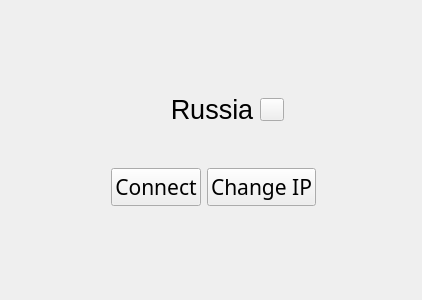
First picture: the form in UI/ui/home.ui, repository lifufkd/InfinityWG-dektop-client, before the edit.
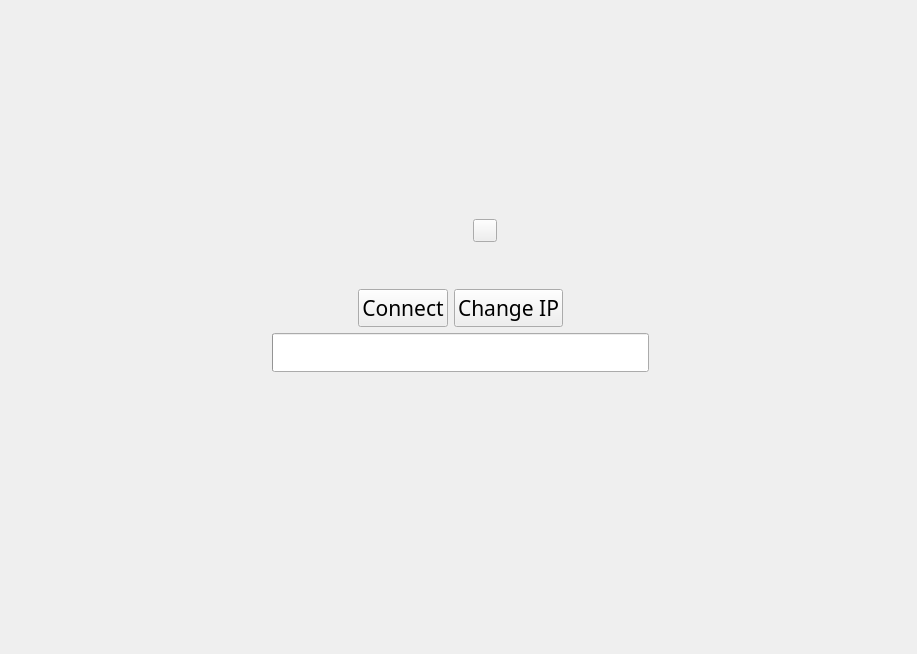
Second picture: the form after the edit. Icons and pictures are not drawn. Custom widgets are drawn as their Qt base class.

Commit message: Add loading task animation. Add incoming and upcoming internet connections.

Patch:
```diff
--- a/UI/ui/home.ui
+++ b/UI/ui/home.ui
@@ -9,15 +9,17 @@
    <rect>
     <x>0</x>
     <y>0</y>
-    <width>418</width>
-    <height>300</height>
+    <width>917</width>
+    <height>654</height>
    </rect>
   </property>
   <property name="windowTitle">
    <string>Form</string>
   </property>
-  <layout class="QHBoxLayout" name="horizontalLayout">
-   <item>
+  <layout class="QGridLayout" name="gridLayout_2">
+   <item row="0" column="0">
+    <layout class="QGridLayout" name="gridLayout">
+     <item row="0" column="0">
     <widget class="CardWidget" name="ConnectionCard">
      <property name="sizePolicy">
       <sizepolicy hsizetype="Expanding" vsizetype="Fixed">
@@ -28,13 +30,13 @@
      <property name="minimumSize">
       <size>
        <width>400</width>
-       <height>250</height>
+         <height>350</height>
       </size>
      </property>
      <property name="maximumSize">
       <size>
-       <width>600</width>
-       <height>600</height>
+         <width>400</width>
+         <height>350</height>
       </size>
      </property>
      <property name="font">
@@ -115,7 +117,7 @@
              </font>
             </property>
             <property name="text">
-             <string>Russia</string>
+               <string/>
             </property>
             <property name="alignment">
              <set>Qt::AlignmentFlag::AlignCenter</set>
@@ -303,6 +305,23 @@
           </item>
          </layout>
         </item>
+          <item>
+           <layout class="QHBoxLayout" name="horizontalLayout_4">
+            <property name="leftMargin">
+             <number>5</number>
+            </property>
+            <item>
+             <widget class="IndeterminateProgressBar" name="progressBar">
+              <property name="enabled">
+               <bool>true</bool>
+              </property>
+              <property name="textVisible">
+               <bool>false</bool>
+              </property>
+             </widget>
+            </item>
+           </layout>
+          </item>
        </layout>
       </item>
       <item>
@@ -318,8 +337,169 @@
         </property>
        </spacer>
       </item>
-     </layout>
-    </widget>
+        <item>
+         <layout class="QVBoxLayout" name="verticalLayout_2">
+          <property name="sizeConstraint">
+           <enum>QLayout::SizeConstraint::SetDefaultConstraint</enum>
+          </property>
+          <item>
+           <layout class="QHBoxLayout" name="horizontalLayout_5">
+            <property name="leftMargin">
+             <number>5</number>
+            </property>
+            <item>
+             <widget class="IconWidget" name="IncomingIcon" native="true">
+              <property name="minimumSize">
+               <size>
+                <width>18</width>
+                <height>18</height>
+               </size>
+              </property>
+              <property name="maximumSize">
+               <size>
+                <width>20</width>
+                <height>20</height>
+               </size>
+              </property>
+              <property name="icon" stdset="0">
+               <iconset>
+                <normaloff>:/images/alarms.png</normaloff>:/images/alarms.png</iconset>
+              </property>
+             </widget>
+            </item>
+            <item>
+             <widget class="BodyLabel" name="IncomingText">
+              <property name="font">
+               <font>
+                <family>Arial</family>
+                <pointsize>18</pointsize>
+               </font>
+              </property>
+              <property name="text">
+               <string/>
+              </property>
+              <property name="alignment">
+               <set>Qt::AlignmentFlag::AlignCenter</set>
+              </property>
+              <property name="wordWrap">
+               <bool>true</bool>
+              </property>
+              <property name="margin">
+               <number>0</number>
+              </property>
+              <property name="lightColor" stdset="0">
+               <color>
+                <red>96</red>
+                <green>96</green>
+                <blue>96</blue>
+               </color>
+              </property>
+              <property name="darkColor" stdset="0">
+               <color>
+                <red>206</red>
+                <green>206</green>
+                <blue>206</blue>
+               </color>
+              </property>
+             </widget>
+            </item>
+            <item>
+             <spacer name="HorizontalSpacerSelectCOuntry_10">
+              <property name="orientation">
+               <enum>Qt::Orientation::Horizontal</enum>
+              </property>
+              <property name="sizeHint" stdset="0">
+               <size>
+                <width>40</width>
+                <height>20</height>
+               </size>
+              </property>
+             </spacer>
+            </item>
+           </layout>
+          </item>
+          <item>
+           <layout class="QHBoxLayout" name="horizontalLayout_6">
+            <property name="leftMargin">
+             <number>5</number>
+            </property>
+            <item>
+             <widget class="IconWidget" name="UpcomingIcon" native="true">
+              <property name="minimumSize">
+               <size>
+                <width>18</width>
+                <height>18</height>
+               </size>
+              </property>
+              <property name="maximumSize">
+               <size>
+                <width>20</width>
+                <height>20</height>
+               </size>
+              </property>
+              <property name="icon" stdset="0">
+               <iconset>
+                <normaloff>:/images/alarms.png</normaloff>:/images/alarms.png</iconset>
+              </property>
+             </widget>
+            </item>
+            <item>
+             <widget class="BodyLabel" name="UpcomingText">
+              <property name="font">
+               <font>
+                <family>Arial</family>
+                <pointsize>18</pointsize>
+               </font>
+              </property>
+              <property name="text">
+               <string/>
+              </property>
+              <property name="alignment">
+               <set>Qt::AlignmentFlag::AlignCenter</set>
+              </property>
+              <property name="wordWrap">
+               <bool>true</bool>
+              </property>
+              <property name="margin">
+               <number>0</number>
+              </property>
+              <property name="lightColor" stdset="0">
+               <color>
+                <red>96</red>
+                <green>96</green>
+                <blue>96</blue>
+               </color>
+              </property>
+              <property name="darkColor" stdset="0">
+               <color>
+                <red>206</red>
+                <green>206</green>
+                <blue>206</blue>
+               </color>
+              </property>
+             </widget>
+            </item>
+            <item>
+             <spacer name="HorizontalSpacerSelectCOuntry_11">
+              <property name="orientation">
+               <enum>Qt::Orientation::Horizontal</enum>
+              </property>
+              <property name="sizeHint" stdset="0">
+               <size>
+                <width>40</width>
+                <height>20</height>
+               </size>
+              </property>
+             </spacer>
+            </item>
+           </layout>
+          </item>
+         </layout>
+        </item>
+       </layout>
+      </widget>
+     </item>
+    </layout>
    </item>
   </layout>
  </widget>
@@ -360,6 +540,11 @@
    <header>qfluentwidgets</header>
    <container>1</container>
   </customwidget>
+  <customwidget>
+   <class>IndeterminateProgressBar</class>
+   <extends>QProgressBar</extends>
+   <header>qfluentwidgets</header>
+  </customwidget>
  </customwidgets>
  <resources/>
  <connections/>
```
Lines whose indentation alone changed are shown as unchanged. The commit also changes 6 other files.
